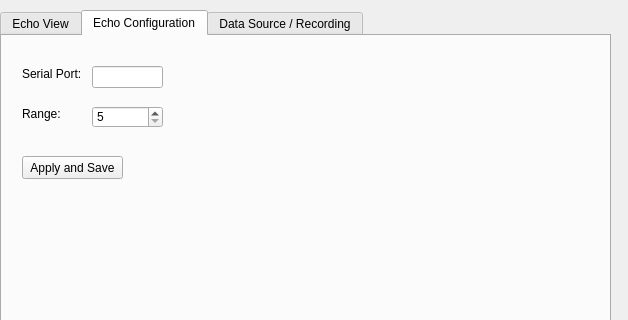
This is Hanse/Module_EchoSounder/echosounderform.ui in iti-luebeck/HANSE2011 as Qt 5 draws it before an edit; both pictures show x 0 to 628 and y 0 to 320 of the 628 by 522 pixel window. The edited form follows.
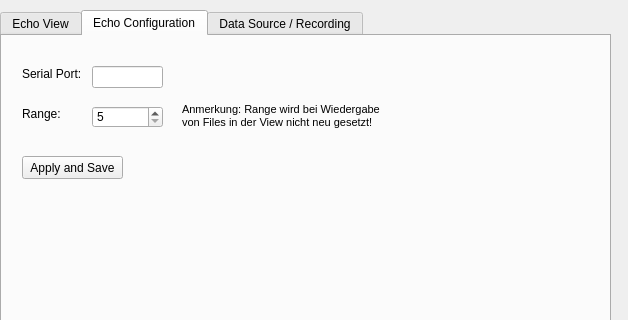
This is the edited form. The open tabs and pages were chosen to show the change.

Diff of the .ui file:
```diff
--- a/Hanse/Module_EchoSounder/echosounderform.ui
+++ b/Hanse/Module_EchoSounder/echosounderform.ui
@@ -241,6 +241,24 @@
       </rect>
      </property>
     </widget>
+    <widget class="QLabel" name="label_7">
+     <property name="geometry">
+      <rect>
+       <x>180</x>
+       <y>50</y>
+       <width>261</width>
+       <height>61</height>
+      </rect>
+     </property>
+     <property name="text">
+      <string>&lt;!DOCTYPE HTML PUBLIC &quot;-//W3C//DTD HTML 4.0//EN&quot; &quot;http://www.w3.org/TR/REC-html40/strict.dtd&quot;&gt;
+&lt;html&gt;&lt;head&gt;&lt;meta name=&quot;qrichtext&quot; content=&quot;1&quot; /&gt;&lt;style type=&quot;text/css&quot;&gt;
+p, li { white-space: pre-wrap; }
+&lt;/style&gt;&lt;/head&gt;&lt;body style=&quot; font-family:'MS Shell Dlg 2'; font-size:8.25pt; font-weight:400; font-style:normal;&quot;&gt;
+&lt;p style=&quot; margin-top:0px; margin-bottom:0px; margin-left:0px; margin-right:0px; -qt-block-indent:0; text-indent:0px;&quot;&gt;&lt;span style=&quot; font-size:8pt;&quot;&gt;Anmerkung: Range wird bei Wiedergabe&lt;/span&gt;&lt;/p&gt;
+&lt;p style=&quot; margin-top:0px; margin-bottom:0px; margin-left:0px; margin-right:0px; -qt-block-indent:0; text-indent:0px;&quot;&gt;&lt;span style=&quot; font-size:8pt;&quot;&gt;von Files in der View nicht neu gesetzt!&lt;/span&gt;&lt;/p&gt;&lt;/body&gt;&lt;/html&gt;</string>
+     </property>
+    </widget>
    </widget>
    <widget class="QWidget" name="tab_3">
     <attribute name="title">
```
